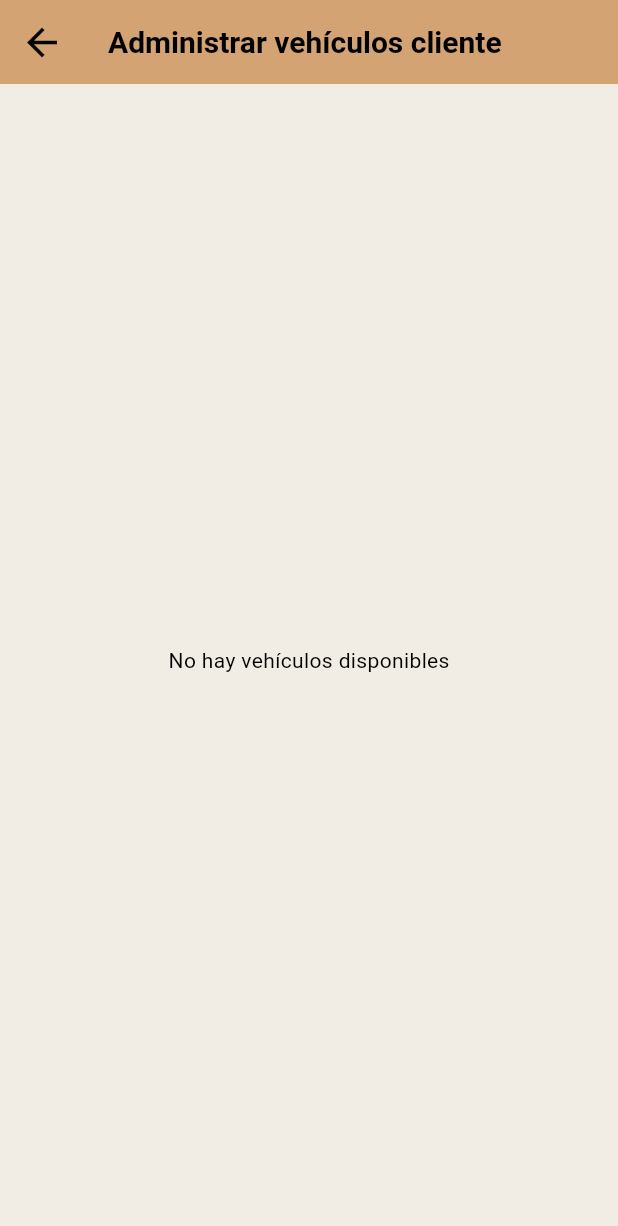
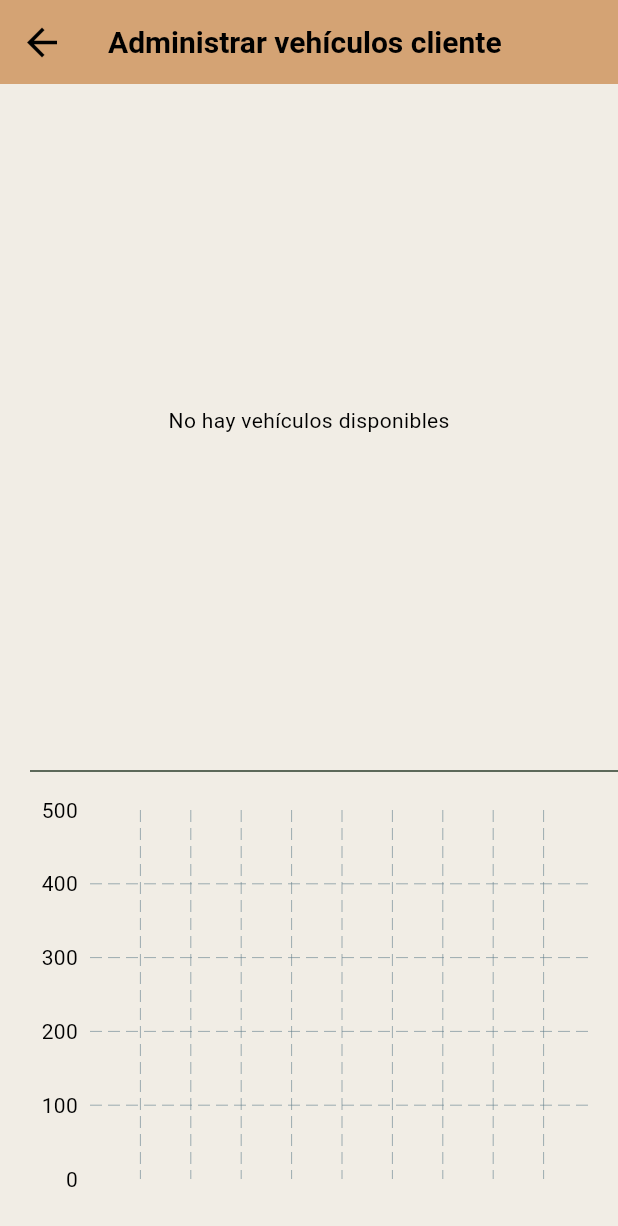
Before and after one commit to DavidBassDev/FuelSmart, a Flutter app: the AdminClientScreen screen opened directly with empty values, on a phone screen of 412 x 824 dp. Shown: the top 1226 px of the screen. Run offline on Flutter 3.47's test engine with Material 3 defaults, Android fonts, the phone set to English and light mode, and no system bars; drawn by our look-alikes of fl_chart; our stand-ins replace curved_navigation_bar, image_picker; accounts and stored records are empty.

Commit message:
se agrega grafica de consumos, se debe corregir, hay desbordamiento

```diff
--- a/lib/features/clients/screens/admin_client_screen.dart
+++ b/lib/features/clients/screens/admin_client_screen.dart
@@ -6,6 +6,7 @@ import 'package:fuel_smart/core/widgets/dividerPersonalizated.dart';
 import 'package:fuel_smart/features/clients/models/clients.dart';
 import 'package:fuel_smart/features/refueling/models/vehicle_gallons.dart';
 import 'package:fuel_smart/features/refueling/services/refueling_service.dart';
+import 'package:fl_chart/fl_chart.dart';
 
 class AdminClientScreen extends StatefulWidget {
   final Clients clientSelected;
@@ -112,11 +113,73 @@ class _AdminClientScreenState extends State<AdminClientScreen> {
                           onPressed: () {
                             // acción futura
                           },
-                          child: const Text("Seleccionar"),
+                          child: const Text("ver"),
                         ),
                       );
                     },
                   ),
+          ),
+          DividerPersonalizated(thicknessSize: 1),
+          // grafica consumo galones por placa
+          SizedBox(
+            height: 300,
+            child: Padding(
+              padding: const EdgeInsets.all(16),
+              child: BarChart(
+                BarChartData(
+                  alignment: BarChartAlignment.spaceAround,
+                  maxY: 500,
+
+                  titlesData: FlTitlesData(
+                    topTitles: const AxisTitles(
+                      sideTitles: SideTitles(showTitles: false),
+                    ),
+
+                    rightTitles: const AxisTitles(
+                      sideTitles: SideTitles(showTitles: false),
+                    ),
+
+                    bottomTitles: AxisTitles(
+                      sideTitles: SideTitles(
+                        showTitles: true,
+                        getTitlesWidget: (value, meta) {
+                          int index = value.toInt();
+
+                          if (index >= 0 && index < vehicles.length) {
+                            return Padding(
+                              padding: const EdgeInsets.only(top: 8),
+                              child: Text(
+                                vehicles[index].placa,
+                                style: const TextStyle(fontSize: 10),
+                              ),
+                            );
+                          }
+
+                          return const SizedBox();
+                        },
+                      ),
+                    ),
+                  ),
+
+                  borderData: FlBorderData(show: false),
+
+                  barGroups: List.generate(vehicles.length, (index) {
+                    final vehicle = vehicles[index];
+
+                    return BarChartGroupData(
+                      x: index,
+                      barRods: [
+                        BarChartRodData(
+                          toY: double.parse(vehicle.totalGalones),
+                          width: 18,
+                          borderRadius: BorderRadius.circular(6),
+                        ),
+                      ],
+                    );
+                  }),
+                ),
+              ),
+            ),
           ),
         ],
       ),
--- a/pubspec.yaml
+++ b/pubspec.yaml
@@ -12,6 +12,8 @@ dependencies:
     sdk: flutter
   http: ^1.2.0
   curved_navigation_bar: ^1.0.6
+
+  fl_chart: ^0.66.0
 
   cupertino_icons: ^1.0.8
   provider: ^6.1.5+1
```
Also changed, not shown: pubspec.lock.
